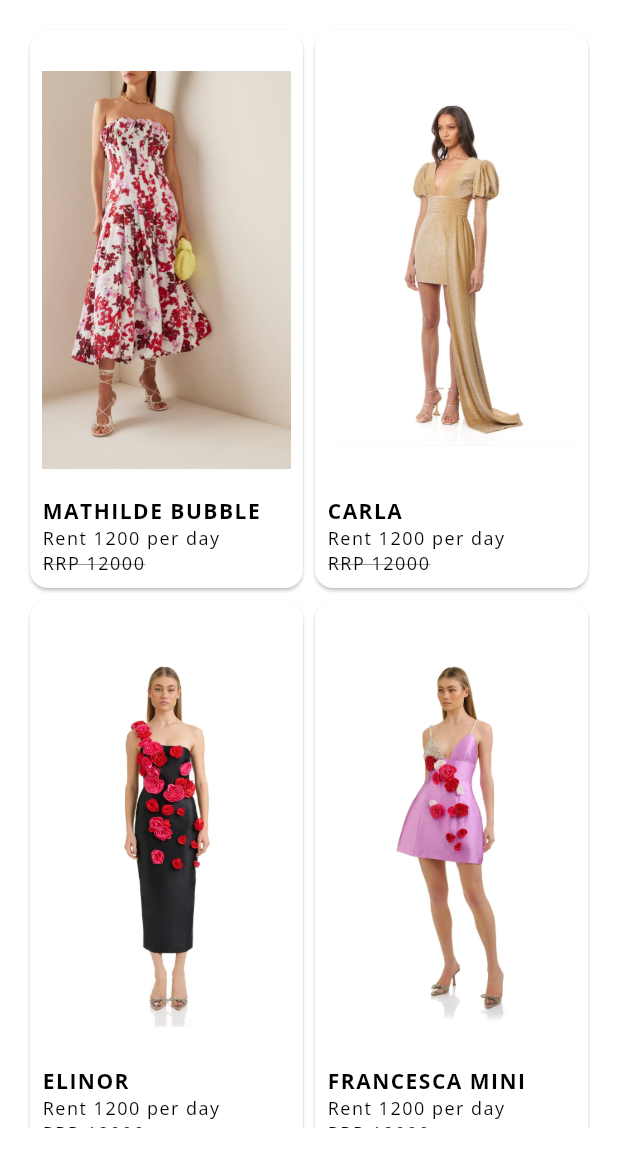
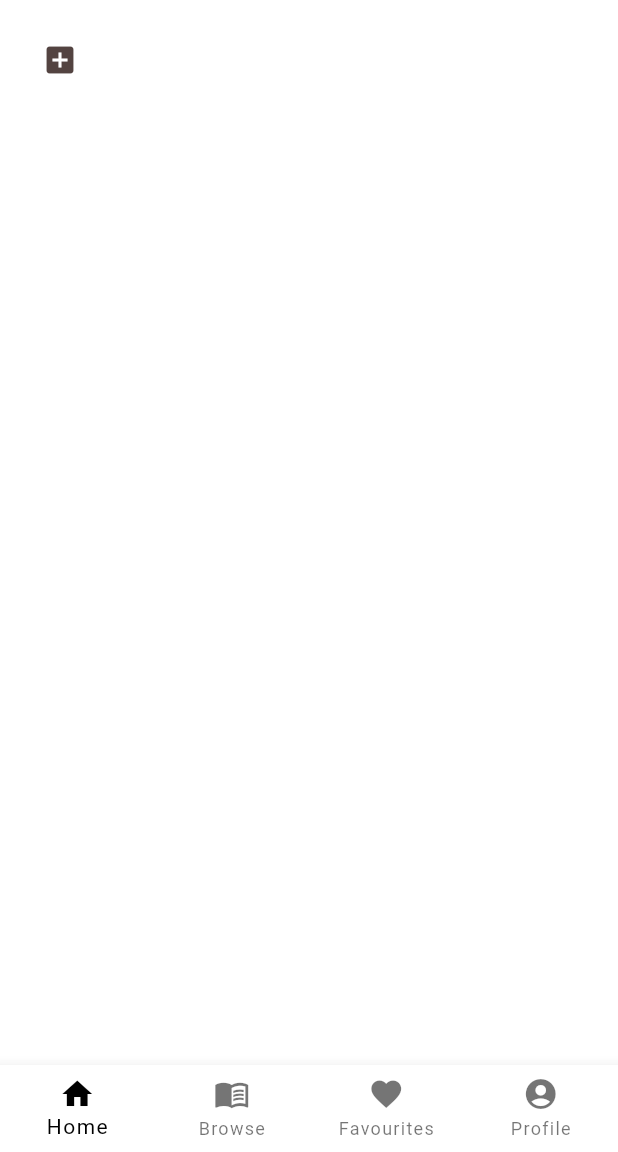
Before and after one commit to chris-bluemoon/revivals, a Flutter app: the screen it shows after launch, on a phone screen of 412 x 824 dp, the part 84-1236 px from its top. Run offline on Flutter 3.47's test engine with Material 3 defaults, Android fonts, the phone set to English and light mode, and no system bars; our stand-ins replace google_fonts.

Commit message:
fourth commit

```diff
--- a/lib/main.dart
+++ b/lib/main.dart
@@ -1,11 +1,12 @@
 import 'package:flutter/material.dart';
 import 'package:unearthed/screens/home/home.dart';
+import 'package:unearthed/screens/main_page.dart';
 import 'package:unearthed/theme.dart';
 
 void main() {
   runApp(MaterialApp(
     theme: primaryTheme,
-    home: const Home(),
+    home: HomePage(),
   ));
 }
 
--- /dev/null
+++ b/lib/screens/browse/browse.dart
@@ -0,0 +1,10 @@
+import 'package:flutter/material.dart';
+
+class Browse extends StatelessWidget {
+  const Browse({super.key});
+
+  @override
+  Widget build(BuildContext context) {
+    return const Text('Browse');
+  }
+}
--- a/lib/screens/home/dress_card.dart
+++ b/lib/screens/home/dress_card.dart
@@ -1,7 +1,6 @@
 import 'package:flutter/material.dart';
 import 'package:unearthed/models/dress.dart';
 import 'package:unearthed/shared/styled_text.dart';
-import 'package:unearthed/theme.dart';
 
 // ignore: must_be_immutable
 class DressCard extends StatelessWidget {
--- a/lib/screens/home/home.dart
+++ b/lib/screens/home/home.dart
@@ -1,6 +1,5 @@
 import 'package:flutter/material.dart';
-import 'package:unearthed/models/dress.dart';
-import 'package:unearthed/screens/home/dress_card.dart';
+import 'package:unearthed/screens/new_arrivals/new_arrivals.dart';
 
 class Home extends StatefulWidget {
   const Home({super.key});
@@ -10,37 +9,23 @@ class Home extends StatefulWidget {
 }
 
 class _HomeState extends State<Home> {
+
   @override
   Widget build(BuildContext context) {
-    return Scaffold(
-      appBar: AppBar(
-              title: Row(
-                mainAxisAlignment: MainAxisAlignment.center,
-                children: [
-                  Image.asset(
-                    'assets/logos/unearthed_collections.png',
-                    // fit: BoxFit.contain,
-                    height: 300,
-                                    ),
-                ]),
-      ),
-      body: Container(
-        padding: const EdgeInsets.all(16),
-        child: GridView.builder(
-          gridDelegate: SliverGridDelegateWithFixedCrossAxisCount(crossAxisCount: 2, childAspectRatio: 0.5),
-          itemBuilder: (_, index) => DressCard(dresses[index]),
-          itemCount: dresses.length,
-        )
-        // child: Column(
-        //   children: [
-        //     Expanded(
-        //       child: ListView.builder(
-        //         itemCount: dresses.length,
-        //         itemBuilder: (_, index) {
-        //           return DressCard(dresses[index]);
-        //         }))
-        //   ],)
-      )
+    return Container(
+      padding: const EdgeInsets.all(16),
+      child: Column(
+        children: [
+          IconButton(
+            icon: Icon(Icons.add_box),
+            onPressed: () {
+              Navigator.push(
+                context,
+                MaterialPageRoute(builder: (context) => NewArrivals()),
+              );
+            },
+          ),
+        ],)
     );
 
   }
--- /dev/null
+++ b/lib/screens/main_page.dart
@@ -0,0 +1,78 @@
+import 'package:flutter/material.dart';
+import 'package:unearthed/screens/browse/browse.dart';
+import 'package:unearthed/screens/home/home.dart';
+import 'package:unearthed/screens/profile/profile.dart';
+
+class HomePage extends StatefulWidget {
+  @override
+  _HomePageState createState() => _HomePageState();
+}
+
+class _HomePageState extends State<HomePage> {
+  int _pageIndex = 0;
+
+  final _pages = [
+    Home(),
+    Center(child: Text('Browse'),),
+    Center(child: Text('Favourites'),),
+    Center(child: Text('Profile'),)
+  ];
+
+  @override
+  Widget build(BuildContext context) {
+    return Scaffold(
+      appBar: AppBar(
+        title: Row(
+          mainAxisAlignment: MainAxisAlignment.center,
+            children: [
+              Image.asset(
+                'assets/logos/unearthed_collections.png',
+                 height: 300,
+                                    ),
+              ]),
+      ),
+
+      // body: _pageOptions[selectedBottomIcon],
+      // body: Navigator(
+      //   onGenerateRoute: (settings) {
+      //     Widget page = Home();
+      //     if (settings.name == 'Profile') page = Profile();
+      //     return MaterialPageRoute(builder: (_) => Home());
+      //   },
+      // ),
+      body: _pages[_pageIndex],
+
+      bottomNavigationBar: BottomNavigationBar(
+        type: BottomNavigationBarType.fixed,
+        backgroundColor: Colors.white,
+        selectedItemColor: Colors.black,
+        items: const <BottomNavigationBarItem>[
+          BottomNavigationBarItem(
+            icon: Icon(Icons.home),
+            label: 'Home',
+          ),
+          BottomNavigationBarItem(
+            icon: Icon(Icons.menu_book),
+            label: 'Browse',
+          ),
+          BottomNavigationBarItem(
+            icon: Icon(Icons.favorite),
+            label: 'Favourites',
+          ),
+          BottomNavigationBarItem(
+            icon: Icon(Icons.account_circle),
+            label: 'Profile',
+          ),
+        ],
+        currentIndex: _pageIndex,
+        onTap: (int index) {
+          setState(
+            () {
+              _pageIndex = index;
+            },
+          );
+        },
+      ),
+    );
+  }
+}
--- /dev/null
+++ b/lib/screens/profile/profile.dart
@@ -0,0 +1,10 @@
+import 'package:flutter/material.dart';
+
+class Profile extends StatelessWidget {
+  const Profile({super.key});
+
+  @override
+  Widget build(BuildContext context) {
+    return const Text('Profile');
+  }
+}
```
Also changed, not shown: lib/screens/new_arrivals/new_arrivals.dart (added, +27 -0 lines), lib/theme.dart (+4 -5 lines).
